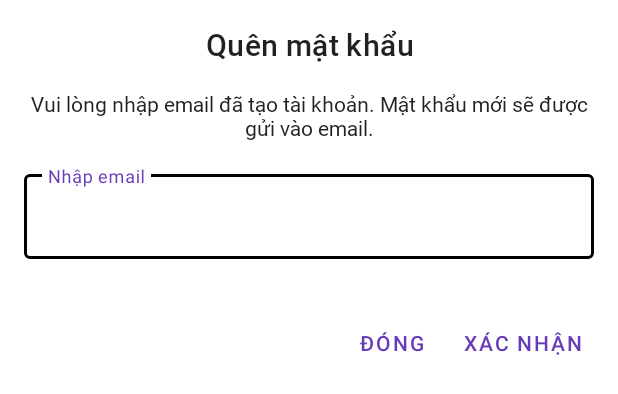
After one commit to nguyenanhtrung/SchoolManagement, an Android app: the layout dialog_forgot_password_fragment.xml on its own in the app's theme, with its tools: preview values and no code run, on a phone screen of 412 x 824 dp. The commit adds this screen. Shown: the top 394 px of the screen. Run offline under Robolectric (Android 15) with nearby library versions, the phone set to English and light mode, and no system bars.

Commit message:
Update Layout

```diff
--- a/app/build.gradle
+++ b/app/build.gradle
@@ -50,7 +50,7 @@ dependencies {
     def threetenbp_version = "1.2.1"
     def timber_version = "4.7.1"
     def material_component_version = "1.1.0-alpha07"
-
+    def circle_image_version = "3.0.0"
 
 
 
@@ -111,4 +111,7 @@ dependencies {
     //material Ui component
     implementation "com.google.android.material:material:$material_component_version"
 
+    //circle image view
+    implementation "de.hdodenhof:circleimageview:$circle_image_version"
+
 }
--- /dev/null
+++ b/app/src/main/res/layout/dialog_forgot_password_fragment.xml
@@ -0,0 +1,67 @@
+<?xml version="1.0" encoding="utf-8"?>
+<LinearLayout xmlns:android="http://schemas.android.com/apk/res/android"
+    android:orientation="vertical" android:layout_width="match_parent"
+    android:layout_height="wrap_content"
+    android:paddingBottom="@dimen/padding_normal_100"
+    >
+
+    <TextView
+        android:id="@+id/title_dialog"
+        android:layout_width="match_parent"
+        android:layout_height="wrap_content"
+        android:gravity="center_horizontal"
+        android:padding="@dimen/padding_normal_100"
+        android:text="@string/text_forgot_password"
+        android:textAppearance="@style/TitleNormal" />
+
+    <TextView
+        android:id="@+id/text_notify"
+        android:layout_width="match_parent"
+        android:layout_height="wrap_content"
+        android:layout_marginStart="@dimen/margin_normal_100"
+        android:layout_marginEnd="@dimen/margin_normal_100"
+        android:gravity="center_horizontal"
+        android:text="@string/text_notify_forgot_password"
+        android:textAppearance="@style/TextComment" />
+
+    <com.google.android.material.textfield.TextInputLayout
+        android:id="@+id/input_layout_email"
+        android:layout_width="match_parent"
+        android:layout_height="wrap_content"
+        android:layout_marginStart="@dimen/margin_normal_100"
+        android:layout_marginTop="@dimen/margin_normal_100"
+        android:layout_marginEnd="@dimen/margin_normal_100"
+        android:hint="@string/hint_input_email">
+
+        <com.google.android.material.textfield.TextInputEditText
+            android:id="@+id/edit_text_email"
+            android:layout_width="match_parent"
+            android:layout_height="wrap_content" />
+
+    </com.google.android.material.textfield.TextInputLayout>
+
+    <LinearLayout
+        android:layout_width="match_parent"
+        android:layout_height="wrap_content"
+        android:gravity="end"
+        android:layout_marginTop="@dimen/margin_normal_200"
+        android:layout_marginStart="@dimen/margin_normal_100"
+        android:layout_marginEnd="@dimen/margin_normal_100"
+        android:orientation="horizontal">
+
+        <Button
+            android:id="@+id/button_cancel"
+            android:layout_width="wrap_content"
+            android:layout_height="wrap_content"
+            style="@style/Widget.MaterialComponents.Button.TextButton.Dialog"
+            android:text="@string/title_close" />
+
+        <Button
+            android:id="@+id/button_confirm"
+            android:layout_width="wrap_content"
+            android:layout_height="wrap_content"
+            android:text="@string/title_confirm"
+            style="@style/Widget.MaterialComponents.Button.TextButton.Dialog" />
+    </LinearLayout>
+
+</LinearLayout>
--- /dev/null
+++ b/app/src/main/res/layout/fragment_create_new_account.xml
@@ -0,0 +1,6 @@
+<?xml version="1.0" encoding="utf-8"?>
+<LinearLayout xmlns:android="http://schemas.android.com/apk/res/android"
+    android:orientation="vertical" android:layout_width="match_parent"
+    android:layout_height="match_parent">
+
+</LinearLayout>
--- a/app/src/main/res/values/colors.xml
+++ b/app/src/main/res/values/colors.xml
@@ -1,9 +1,9 @@
 <?xml version="1.0" encoding="utf-8"?>
 <resources>
-    <color name="colorPrimary">#00BCD4</color>
-    <color name="colorPrimaryDark">#0097A7</color>
-    <color name="colorSecondary">#D81B60</color>
-    <color name="colorOnPrimary">#000000</color>
+    <color name="colorPrimary">#673AB7</color>
+    <color name="colorPrimaryDark">#512DA8</color>
+    <color name="colorSecondary">#AED581</color>
+    <color name="colorOnPrimary">#FFFFFF</color>
     <color name="colorOnSecondary">#000000</color>
     <color name="colorOnBackground">#000000</color>
     <color name="colorOnError">#EF5350</color>
--- a/app/src/main/res/values/dimens.xml
+++ b/app/src/main/res/values/dimens.xml
@@ -5,4 +5,7 @@
 
     <dimen name="padding_normal_100">16dp</dimen>
     <dimen name="padding_small_100">8dp</dimen>
+    <dimen name="margin_normal_200">32dp</dimen>
+    <dimen name="title_app_name">24sp</dimen>
+    <dimen name="margin_normal_150">24dp</dimen>
 </resources>
--- a/app/src/main/res/values/strings.xml
+++ b/app/src/main/res/values/strings.xml
@@ -1,3 +1,14 @@
 <resources>
     <string name="app_name">SchoolManagement</string>
+    <string name="image_description">No Image</string>
+    <string name="up_case_app_name">QUẢN LÝ TRƯỜNG HỌC</string>
+    <string name="hint_input_email">Nhập email</string>
+    <string name="hint_input_password">Nhập mật khẩu</string>
+    <string name="title_save_login">Lưu đăng nhập</string>
+    <string name="title_login">Đăng nhập</string>
+    <string name="text_forgot_password">Quên mật khẩu</string>
+    <string name="title_change_password">Đổi mật khẩu</string>
+    <string name="text_notify_forgot_password">Vui lòng nhập email đã tạo tài khoản. Mật khẩu mới sẽ được gửi vào email.</string>
+    <string name="title_close">Đóng</string>
+    <string name="title_confirm">Xác nhận</string>
 </resources>
--- a/app/src/main/res/values/text_appearances.xml
+++ b/app/src/main/res/values/text_appearances.xml
@@ -5,4 +5,19 @@
         <item name="android:fontFamily">@font/roboto_medium</item>
         <item name="fontFamily">@font/roboto_medium</item>
     </style>
+
+    <style name="TextNormal" parent="TextAppearance.MaterialComponents.Subtitle1">
+        <item name="android:fontFamily">@font/roboto</item>
+        <item name="fontFamily">@font/roboto</item>
+    </style>
+
+    <style name="TextComment" parent="TextAppearance.AppCompat.Body1">
+        <item name="android:fontFamily">@font/roboto</item>
+        <item name="fontFamily">@font/roboto</item>
+    </style>
+
+    <style name="TextSmall" parent="TextAppearance.AppCompat.Body1">
+        <item name="android:fontFamily">@font/roboto</item>
+        <item name="fontFamily">@font/roboto</item>
+    </style>
 </resources>
--- a/app/src/main/res/values/themes.xml
+++ b/app/src/main/res/values/themes.xml
@@ -12,5 +12,10 @@
         <item name="colorOnError">@color/colorOnError</item>
         <item name="colorOnSurface">@color/colorOnSurface</item>
         <item name="colorSurface">@color/colorSurface</item>
+        <item name="textInputStyle">@style/Widget.OutLineTextInputLayout</item>
+        <item name="android:textAppearance">@style/TextNormal</item>
+        <item name="editTextStyle">@style/Widget.EditText</item>
+        <item name="checkboxStyle">@style/Widget.CheckBox</item>
+        <item name="materialButtonStyle">@style/Widget.Button</item>
     </style>
 </resources>
--- a/app/src/main/res/values/widgets.xml
+++ b/app/src/main/res/values/widgets.xml
@@ -1,2 +1,42 @@
 <?xml version="1.0" encoding="utf-8"?>
-<resources></resources>
+<resources>
+    <style name="Widget.OutLineTextInputLayout" parent="Widget.MaterialComponents.TextInputLayout.OutlinedBox">
+        <item name="boxStrokeColor">@color/colorOnBackground</item>
+        <item name="endIconMode">clear_text</item>
+        <item name="android:textAppearance">@style/TextNormal</item>
+    </style>
+
+
+    <style name="Widget.OutLinePasswordInputLayout" parent="Widget.OutLineTextInputLayout">
+        <item name="endIconMode">password_toggle</item>
+    </style>
+
+
+    <style name="Widget.EditText" parent="Widget.AppCompat.EditText">
+        <item name="android:inputType">text</item>
+    </style>
+
+    <style name="Widget.EditTextPassword" parent="Widget.EditText">
+        <item name="android:inputType">textPassword</item>
+    </style>
+
+
+    <style name="Widget.CheckBox" parent="Widget.AppCompat.CompoundButton.CheckBox">
+        <item name="android:textAppearance">@style/TextSmall</item>
+        <item name="android:textColor">@color/colorSecondary</item>
+        <item name="android:fontFamily">@font/roboto_medium</item>
+        <item name="fontFamily">@font/roboto_medium</item>
+    </style>
+
+    <style name="Widget.Button" parent="Widget.MaterialComponents.Button">
+        <item name="cornerSize">8dp</item>
+        <item name="shapeAppearance">@style/ButtonShapeAppearance</item>
+    </style>
+
+    <style name="ButtonShapeAppearance" parent="ShapeAppearance.MaterialComponents.MediumComponent">
+        <item name="cornerFamilyTopLeft">cut</item>
+        <item name="cornerFamilyBottomLeft">cut</item>
+        <item name="cornerFamilyTopRight">cut</item>
+        <item name="cornerFamilyBottomRight">cut</item>
+    </style>
+</resources>
```
Also changed, not shown: app/src/main/res/drawable/ic_clear.xml (added, +9 -0 lines), app/src/main/res/drawable/ic_log_out.xml (added, +9 -0 lines), app/src/main/res/drawable/ic_notification.xml (added, +9 -0 lines), app/src/main/res/drawable/ic_search.xml (added, +9 -0 lines), app/src/main/res/layout/activity_login.xml (added, +116 -0 lines), app/src/main/res/layout/fragment_dashboard.xml (added, +164 -0 lines), app/src/main/res/layout/item_task_dashboard.xml (added, +38 -0 lines).
